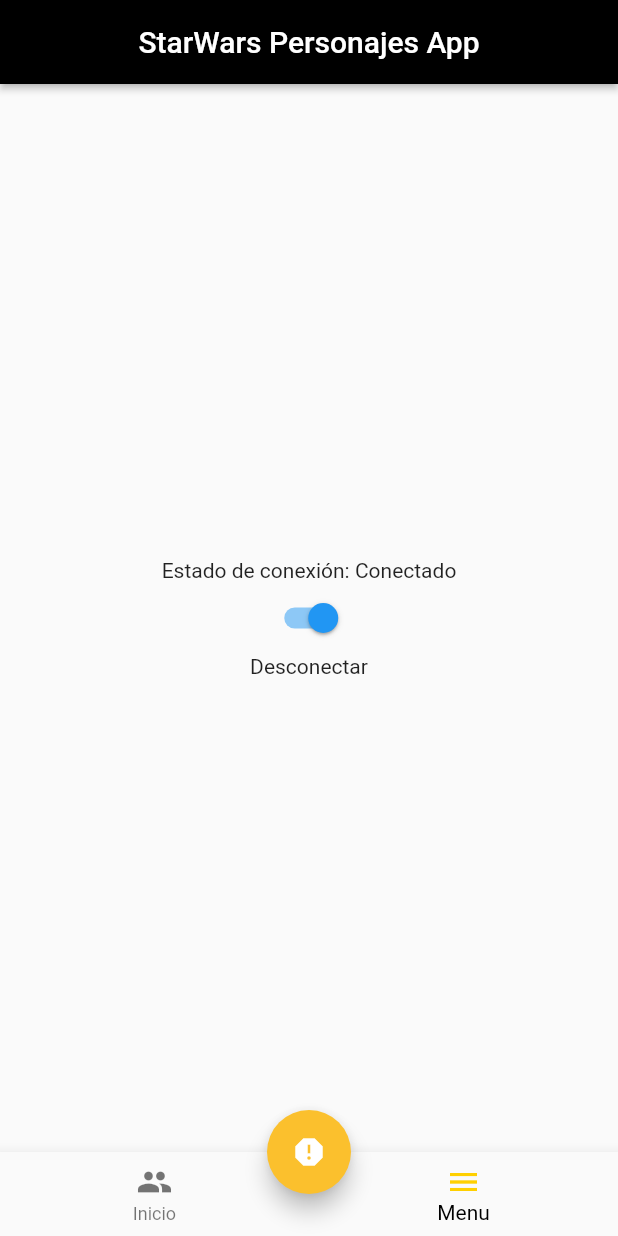
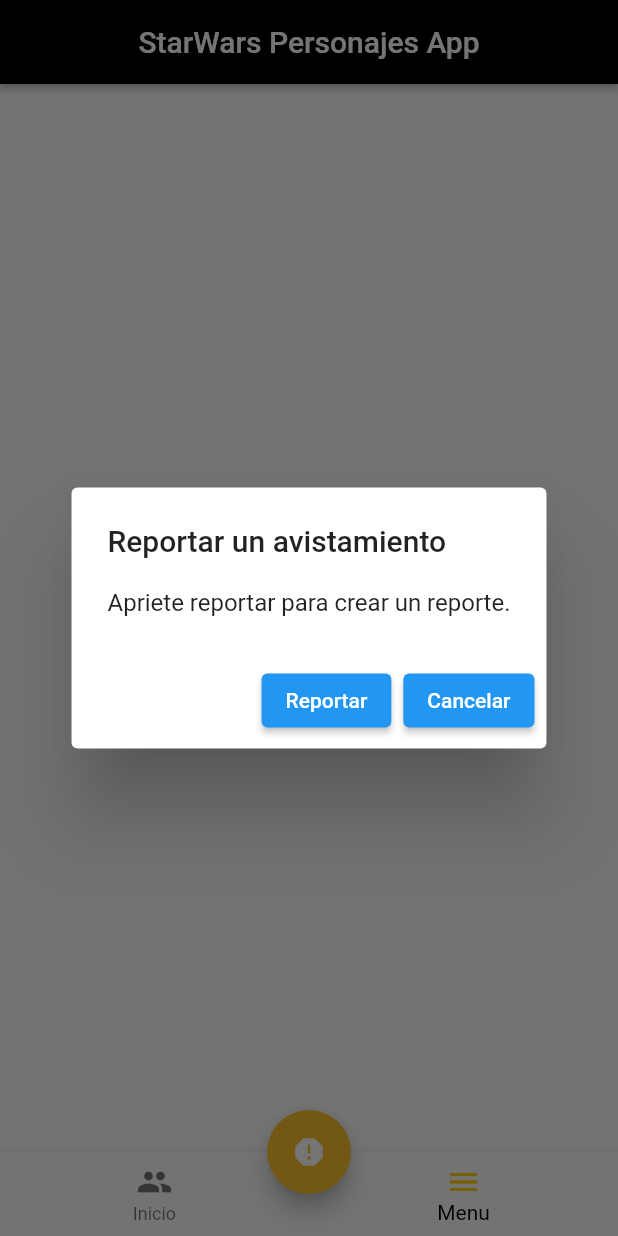
Before and after one commit to Lopez15-Hub/urbetrack-flutterapp, a Flutter app: the screen it shows after launch, item 2 of the bottom bar chosen, after a tap on the "report" icon, on a phone screen of 412 x 824 dp. Run offline on Flutter 3.47's test engine with Material 2 defaults, Android fonts, the phone set to English and light mode, and no system bars; our stand-ins replace bloc, equatable, flutter_bloc; network calls fail.

Commit message:
Alert dialog para reportar un avistamiento

```diff
--- a/urbetrack/lib/blocs/blocs.dart
+++ b/urbetrack/lib/blocs/blocs.dart
@@ -1,3 +1,4 @@
 export './api_queries/api_queries_bloc.dart';
-export './bottom_bar_navigation_bloc/bottom_bar_navigation_bloc.dart';
+export './bottom_bar_navigation/bottom_bar_navigation_bloc.dart';
 export 'connection/connection_bloc.dart';
+export 'report/report_bloc.dart';
--- /dev/null
+++ b/urbetrack/lib/blocs/report/report_bloc.dart
@@ -0,0 +1,18 @@
+import 'package:bloc/bloc.dart';
+import 'package:equatable/equatable.dart';
+
+import '../../helpers/post_to_jsonplaceholder.dart';
+import '../../models/report.dart';
+
+part 'report_event.dart';
+
+class ReportBloc extends Bloc<ReportEvent, bool> {
+  ReportBloc() : super(false) {
+    on<GenerateReportEvent>((event, emit) async {
+      final bool isSubmitedToJsonPlaceholder =
+          await reportToJsonPlaceholder(event.report);
+      emit(isSubmitedToJsonPlaceholder);
+    });
+    on<ResetReportStatus>((event, emit) => emit(false));
+  }
+}
--- /dev/null
+++ b/urbetrack/lib/blocs/report/report_event.dart
@@ -0,0 +1,19 @@
+part of 'report_bloc.dart';
+
+abstract class ReportEvent extends Equatable {
+  const ReportEvent();
+
+  @override
+  List<Object> get props => [];
+}
+
+class GenerateReportEvent extends ReportEvent {
+  final Report report;
+  const GenerateReportEvent(this.report);
+  @override
+  List<Object> get props => [report];
+}
+class ResetReportStatus extends ReportEvent {
+  @override
+  List<Object> get props => [];
+}
--- a/urbetrack/lib/global/endpoints.dart
+++ b/urbetrack/lib/global/endpoints.dart
@@ -1,12 +1,9 @@
-class Enviroments{
+class Enviroments {
+  static String planetsUri = 'https://swapi.dev/api/planets/';
   static Uri peopleUri = Uri.parse('https://swapi.dev/api/people/');
-
-  static String planetsUri ='https://swapi.dev/api/planets/';
-
-  static Uri vehiclesUrl =Uri.parse('https://swapi.dev/api/vehicles/');
-
-  static Uri starshipsUrl =Uri.parse('https://swapi.dev/api/starships/');
+  static Uri vehiclesUri = Uri.parse('https://swapi.dev/api/vehicles/');
+  static Uri starshipsUri = Uri.parse('https://swapi.dev/api/starships/');
 
 
-  static Uri jsonPlaceHolderURL =Uri.parse('https://jsonplaceholder.typicode.com/posts');
+  static Uri jsonPlaceHolderUri = Uri.parse('https://jsonplaceholder.typicode.com/posts');
 }
--- /dev/null
+++ b/urbetrack/lib/helpers/show_alert_dialog.dart
@@ -0,0 +1,44 @@
+import 'package:flutter/material.dart';
+import 'package:flutter_bloc/flutter_bloc.dart';
+import 'package:urbetrack/models/report.dart';
+
+import '../blocs/report/report_bloc.dart';
+
+showReportDialog(BuildContext context) {
+  var report =
+      Report(userId: 1, dateTime: DateTime.now(), characterName: 'Fabricio');
+  showDialog(
+    context: context,
+    builder: (BuildContext context) {
+      final reportBloc = context.read<ReportBloc>();
+      return BlocBuilder<ReportBloc, bool>(
+        builder: (context, isReportCreated) {
+          return AlertDialog(
+            title: const Text("Reportar un avistamiento"),
+            content: Text(isReportCreated
+                ? "Reporte creado exitosamente."
+                : "Apriete reportar para crear un reporte."),
+            actions: <Widget>[
+              Visibility(
+                visible: !isReportCreated,
+                child: ElevatedButton(
+                  child: const Text('Reportar'),
+                  onPressed: () {
+                    return reportBloc.add(GenerateReportEvent(report));
+                  },
+                ),
+              ),
+              ElevatedButton(
+                child: Text(isReportCreated ? 'Cerrar' : 'Cancelar'),
+                onPressed: () {
+                  Navigator.of(context).pop();
+                  reportBloc.add(ResetReportStatus());
+                },
+              ),
+            ],
+          );
+        },
+      );
+    },
+  );
+}
--- a/urbetrack/lib/urbetrack_app.dart
+++ b/urbetrack/lib/urbetrack_app.dart
@@ -20,6 +20,7 @@
         providers: [
           BlocProvider<BottomBarNavigationBloc>(create: (context) => BottomBarNavigationBloc(),),
           BlocProvider<ConnectionBloc>(create: (context) => ConnectionBloc(),),
+          BlocProvider<ReportBloc>(create: (context) => ReportBloc(),),
         ],
         child: const MaterialApp(
           debugShowCheckedModeBanner: false,
--- a/urbetrack/lib/views/pages.dart
+++ b/urbetrack/lib/views/pages.dart
@@ -1,6 +1,6 @@
 import 'package:flutter/material.dart';
 import 'package:flutter_bloc/flutter_bloc.dart';
-import 'package:urbetrack/blocs/bottom_bar_navigation_bloc/bottom_bar_navigation_bloc.dart';
+import 'package:urbetrack/blocs/bottom_bar_navigation/bottom_bar_navigation_bloc.dart';
 import 'package:urbetrack/views/menu.dart';
 import 'package:urbetrack/views/network_status_page.dart';
 
--- a/urbetrack/lib/widgets/home/bottom_bar.dart
+++ b/urbetrack/lib/widgets/home/bottom_bar.dart
@@ -1,6 +1,6 @@
 import 'package:flutter/material.dart';
 import 'package:flutter_bloc/flutter_bloc.dart';
-import 'package:urbetrack/blocs/bottom_bar_navigation_bloc/bottom_bar_navigation_bloc.dart';
+import 'package:urbetrack/blocs/bottom_bar_navigation/bottom_bar_navigation_bloc.dart';
 
 class BottomBar extends StatelessWidget {
   const BottomBar({
--- a/urbetrack/lib/widgets/home/my_fab.dart
+++ b/urbetrack/lib/widgets/home/my_fab.dart
@@ -1,6 +1,9 @@
 import 'package:flutter/material.dart';
 import 'package:flutter_bloc/flutter_bloc.dart';
 import 'package:urbetrack/blocs/connection/connection_bloc.dart';
+import 'package:urbetrack/helpers/show_alert_dialog.dart';
+
+
 
 class MyFab extends StatelessWidget {
   const MyFab({
@@ -9,10 +12,11 @@
 
   @override
   Widget build(BuildContext context) {
+
     return BlocBuilder<ConnectionBloc, bool>(
       builder: (context, isConnectedToNetwork) {
         return FloatingActionButton(
-          onPressed: isConnectedToNetwork? () {} : null,
+          onPressed: isConnectedToNetwork? () => showReportDialog(context) : null,
           tooltip: 'Reportar avistamiento',
           backgroundColor: isConnectedToNetwork? Colors.yellow[700] : Colors.grey,
           child: const Icon(Icons.report),
```
Also changed, not shown: urbetrack/lib/helpers/post_to_jsonplaceholder.dart (+8 -11 lines), urbetrack/lib/services/navigation_service.dart (deleted, +0 -11 lines), urbetrack/lib/services/swapi_service.dart (+3 -4 lines), urbetrack/lib/blocs/bottom_bar_navigation/bottom_bar_navigation_bloc.dart (renamed from urbetrack/lib/blocs/bottom_bar_navigation_bloc/bottom_bar_navigation_bloc.dart), urbetrack/lib/blocs/bottom_bar_navigation/bottom_bar_navigation_event.dart (renamed from urbetrack/lib/blocs/bottom_bar_navigation_bloc/bottom_bar_navigation_event.dart).
